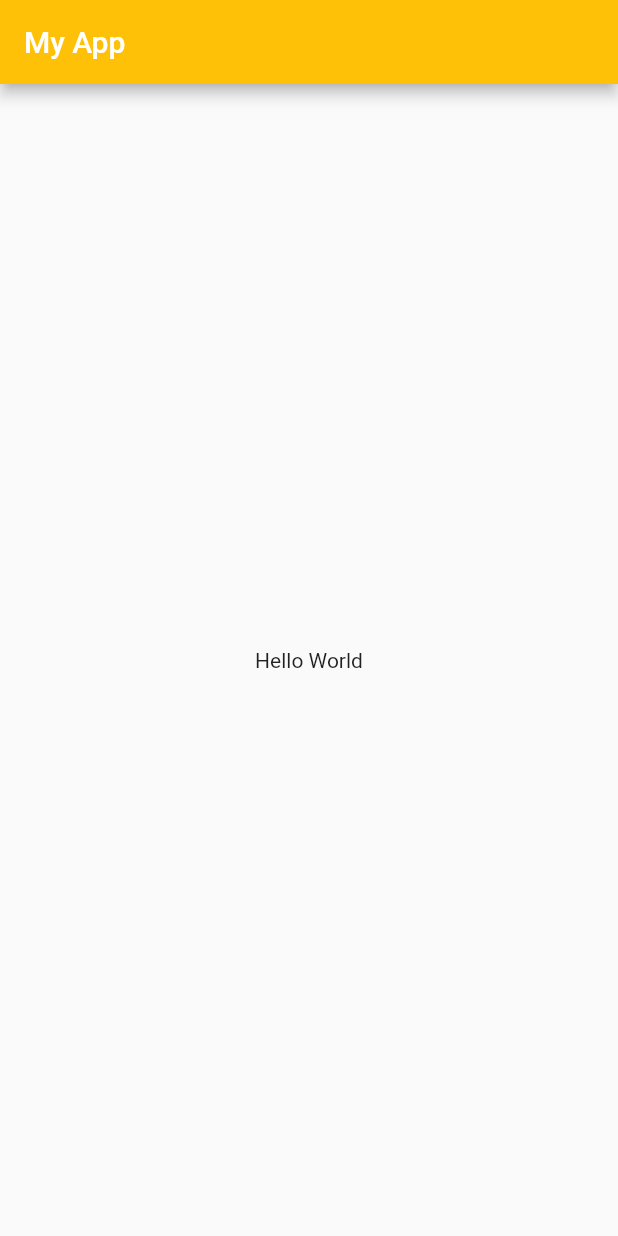
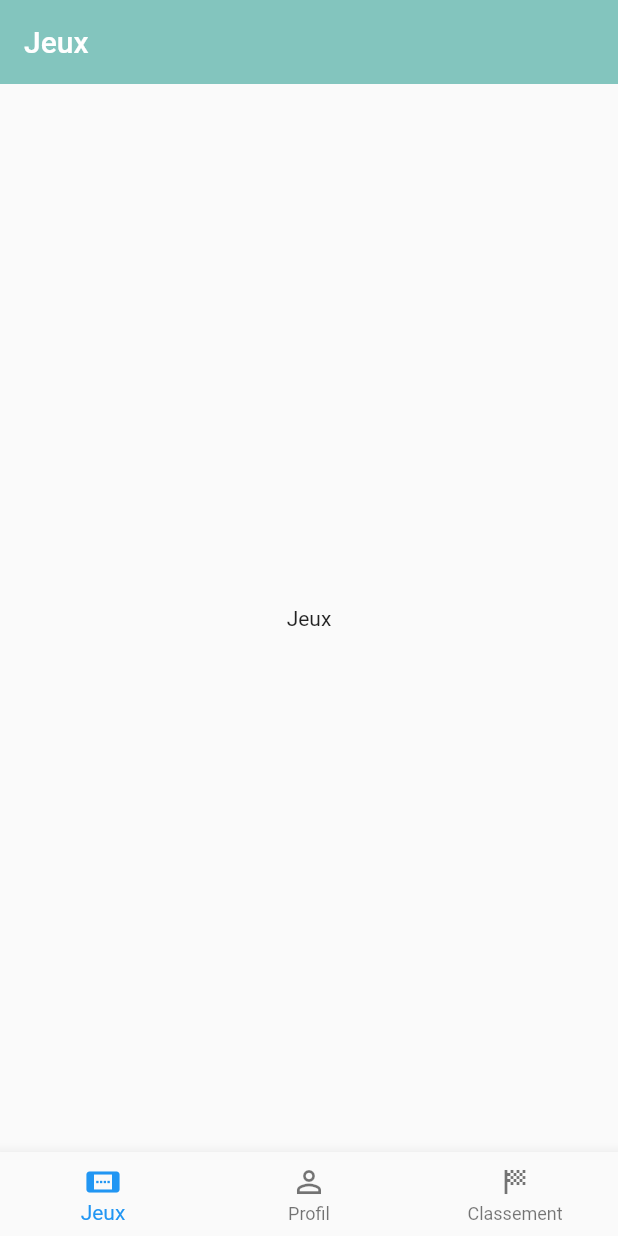
Before and after one commit to goby33/trivial_pursuit_tristan_six_martin_gobert, a Flutter app: the screen it shows after launch, on a phone screen of 412 x 824 dp. Run offline on Flutter 3.47's test engine with Material 2 defaults, Android fonts, the phone set to English and light mode, and no system bars; our stand-ins replace go_router.

Commit message:
feat/add profil

```diff
--- /dev/null
+++ b/lib/ui/pages/home/classement/classement.dart
@@ -0,0 +1,10 @@
+import 'package:flutter/material.dart';
+
+class Classement extends StatelessWidget {
+  Classement({Key? key}) : super(key: key);
+
+  @override
+  Widget build(BuildContext context) {
+    return Text("Classement");
+  }
+}
--- a/lib/ui/pages/home/home.dart
+++ b/lib/ui/pages/home/home.dart
@@ -1,4 +1,7 @@
 import 'package:flutter/material.dart';
+import 'package:trivial_pursuit_app/ui/pages/home/classement/classement.dart';
+import 'package:trivial_pursuit_app/ui/pages/home/jeux/jeux.dart';
+import 'package:trivial_pursuit_app/ui/pages/home/profil/profil.dart';
 
 class Home extends StatefulWidget {
   Home({Key? key}) : super(key: key);
@@ -10,6 +13,16 @@ class Home extends StatefulWidget {
 }
 
 class _HomeState extends State<Home> {
+
+  int _pageIndex = 0;
+
+  final pages = [
+    Jeux(),
+    Profil(),
+    Classement()
+  ];
+
+  final titlesPage = ["Jeux", "Profil", "Classement"];
   @override
   void initState() {
     super.initState();
@@ -20,17 +33,44 @@ class _HomeState extends State<Home> {
     super.dispose();
   }
 
+  void _onItemTapped(int index) {
+    setState(() {
+      _pageIndex = index;
+    });
+  }
+
+
   @override
   Widget build(BuildContext context) {
-    // TODO: implement build
     return Scaffold(
       appBar: AppBar(
-        backgroundColor: Colors.amber,
-        title: Text("My App"),
+        backgroundColor: Color.fromRGBO(131, 197, 190,1),
+        title: Text(titlesPage[_pageIndex]),
+        elevation: 0,
       ),
       body: Center(
-        child: Text("Hello World"),
-      )
+        child: pages[_pageIndex],
+      ),
+      bottomNavigationBar: BottomNavigationBar(
+        currentIndex: _pageIndex,
+        onTap: _onItemTapped,
+        items: [
+        BottomNavigationBarItem(
+          icon: Icon(Icons.smart_screen),
+          label: 'Jeux',
+        ),
+        BottomNavigationBarItem(
+          icon: Icon(Icons.perm_identity),
+          label: 'Profil',
+        ),
+        BottomNavigationBarItem(
+          icon: Icon(Icons.sports_score),
+          label: 'Classement',
+        ),
+
+      ],
+
+      ),
     );
   }
 }
--- /dev/null
+++ b/lib/ui/pages/home/jeux/jeux.dart
@@ -0,0 +1,28 @@
+import 'package:flutter/material.dart';
+
+class Jeux extends StatefulWidget {
+  Jeux({Key? key}) : super(key: key);
+
+  @override
+  _JeuxState createState() {
+    return _JeuxState();
+  }
+}
+
+class _JeuxState extends State<Jeux> {
+  @override
+  void initState() {
+    super.initState();
+  }
+
+  @override
+  void dispose() {
+    super.dispose();
+  }
+
+  @override
+  Widget build(BuildContext context) {
+    // TODO: implement build
+    return Text("Jeux");
+  }
+}
```
Also changed, not shown: lib/ui/pages/home/profil/profil.dart (added, +133 -0 lines), lib/ui/pages/home/profil/widgets/card_statistiques.dart (added, +41 -0 lines), lib/ui/pages/home/profil/widgets/circle_photo.dart (added, +36 -0 lines), lib/ui/pages/home/profil/widgets/container_info_user.dart (added, +77 -0 lines).
